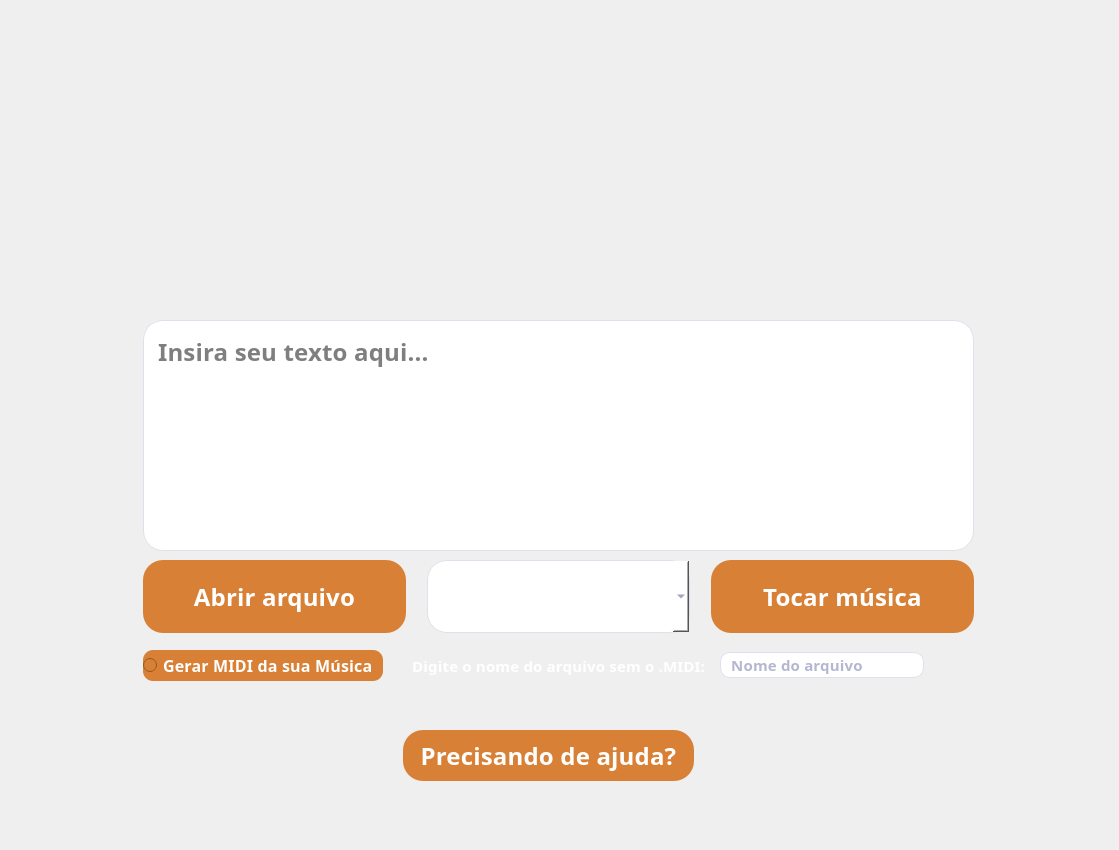
Old version of the form mainwindow.ui in the repository JuDCraide/Trabalho-UFRGS-TCP-Notas-Musicais.
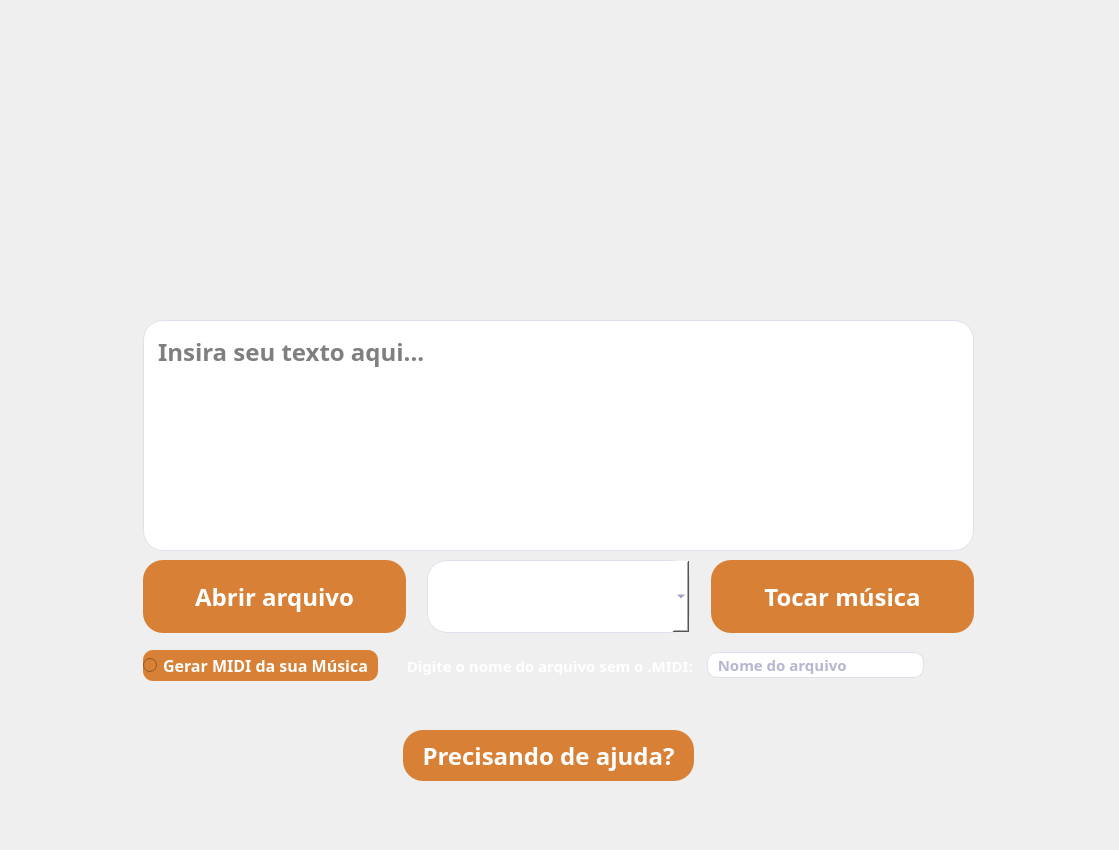
New version of the form. Icons and pictures are not drawn.

Commit message: Refatoração da parte gráfica

Diff of the .ui file:
```diff
--- a/mainwindow.ui
+++ b/mainwindow.ui
@@ -158,7 +158,6 @@
           </property>
           <property name="styleSheet">
            <string notr="true">background: #D88136;
-box-shadow: 0px 4px 4px rgba(0, 0, 0, 0.25);
 border-radius: 20px;
 
 font-family: Muli;
@@ -166,7 +165,6 @@
 font-weight: 600;
 font-size: 24px;
 line-height: 30px;
-letter-spacing: 0.2px;
 
 color: #FFFFFF;</string>
           </property>
@@ -261,7 +259,6 @@
           </property>
           <property name="styleSheet">
            <string notr="true">background: #D88136;
-box-shadow: 0px 4px 4px rgba(0, 0, 0, 0.25);
 border-radius: 20px;
 
 font-family: Muli;
@@ -269,7 +266,6 @@
 font-weight: 600;
 font-size: 24px;
 line-height: 30px;
-letter-spacing: 0.2px;
 
 color: #FFFFFF;</string>
           </property>
@@ -307,8 +303,6 @@
        <property name="styleSheet">
         <string notr="true">background: #FFFFFF;
 border: 1px solid #DFE0EB;
-box-sizing: border-box;
-box-shadow: 0px 4px 4px rgba(0, 0, 0, 0.25);
 border-radius: 20px;
 padding: 10px;
 
@@ -317,7 +311,7 @@
 font-weight: 600;
 font-size: 24px;
 line-height: 20px;
-letter-spacing: 0.2px;</string>
+</string>
        </property>
        <property name="placeholderText">
         <string>Insira seu texto aqui...</string>
@@ -352,7 +346,6 @@
        </property>
        <property name="styleSheet">
         <string notr="true">background: #D88136;
-box-shadow: 0px 4px 4px rgba(0, 0, 0, 0.25);
 border-radius: 20px;
 
 font-family: Muli;
@@ -360,7 +353,6 @@
 font-weight: 600;
 font-size: 24px;
 line-height: 30px;
-letter-spacing: 0.2px;
 
 color: #FFFFFF;</string>
        </property>
@@ -399,9 +391,7 @@
            <bool>false</bool>
           </property>
           <property name="styleSheet">
-           <string notr="true">
-background: #D88136;
-box-shadow: 0px 4px 4px rgba(0, 0, 0, 0.25);
+           <string notr="true">background: #D88136;
 border-radius: 10px;
 
 font-family: Muli;
@@ -409,8 +399,6 @@
 font-weight: 600;
 font-size: 12pt;
 line-height: 30px;
-letter-spacing: 0.2px;
-
 
 color: #FFFFFF;</string>
           </property>
@@ -898,22 +886,13 @@
            </font>
           </property>
           <property name="styleSheet">
-           <string notr="true">
-font-family: Muli;
+           <string notr="true">font-family: Muli;
 font-style: normal;
 font-weight: 600;
 font-size: 11pt;
 line-height: 30px;
-letter-spacing: 0.2px;
-text-shadow: 2px 2px black;
 
 color: #FFFFFF;
-
-/**
-background: #D88136;
-box-shadow: 0px 4px 4px rgba(0, 0, 0, 0.25);
-border-radius: 10px;
-**/
 </string>
           </property>
           <property name="frameShape">
@@ -938,8 +917,6 @@
           <property name="styleSheet">
            <string notr="true">background: #FFFFFF;
 border: 1px solid #DFE0EB;
-box-sizing: border-box;
-box-shadow: 0px 4px 4px rgba(0, 0, 0, 0.25);
 border-radius: 10px;
 
 font-family: Muli;
@@ -947,7 +924,6 @@
 font-weight: 600;
 font-size: 11pt;
 line-height: 20px;
-letter-spacing: 0.2px;
 
 color: #6B6DA2;</string>
           </property>
```
Left out of the diff: 7 changed lines with no effect on the pictures. The commit also changes 2 other files.
